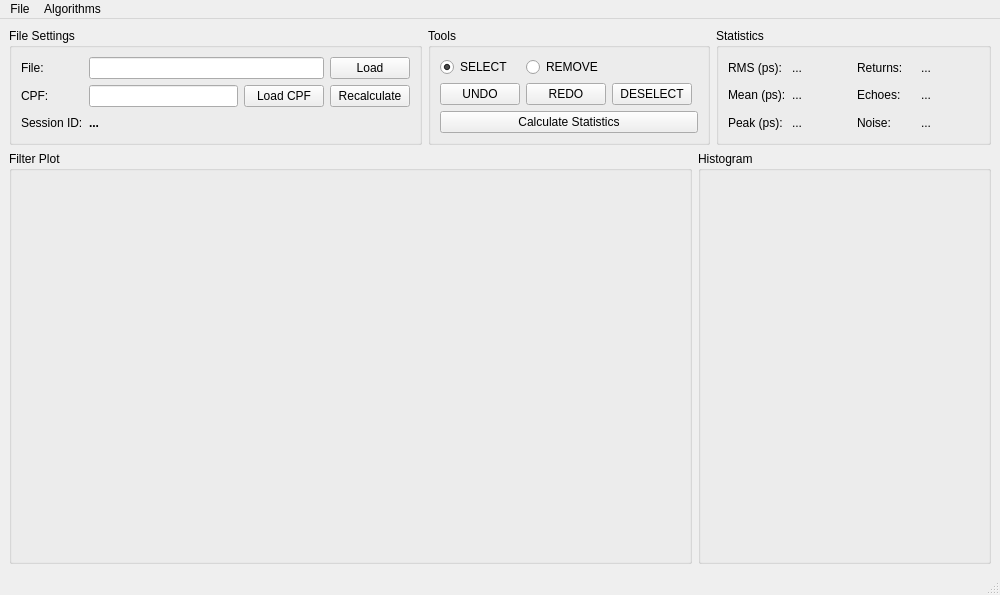
Above: Filter_Tool/form_mainwindow.ui from Tiranex/DegorasProject before the change. Below: the same form after it.
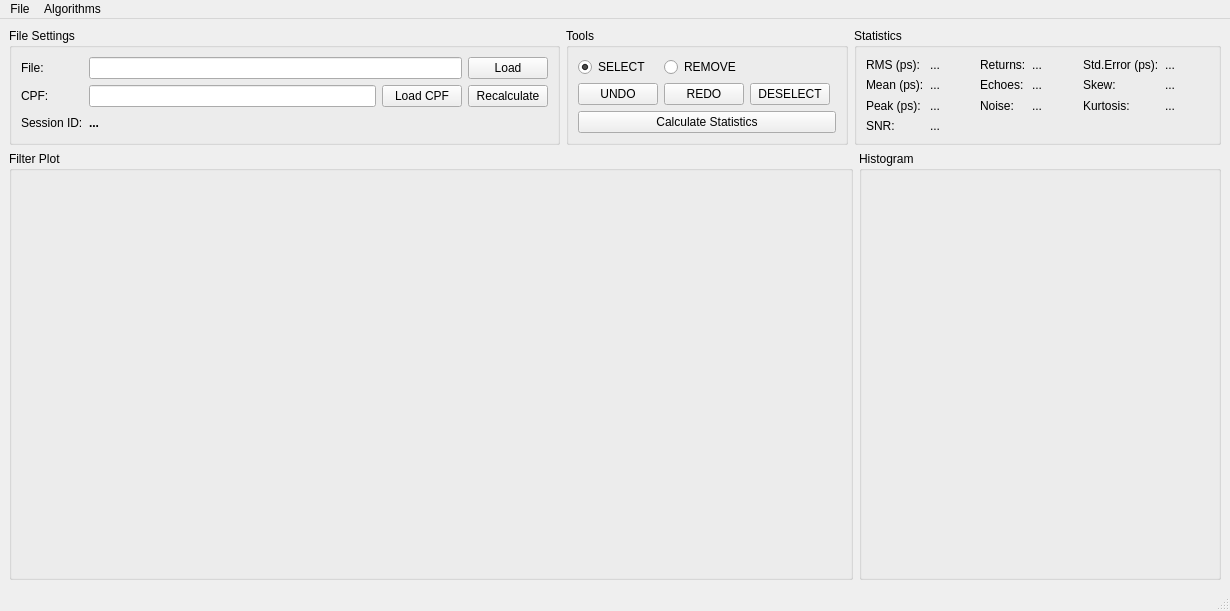
That is the form after the change. Custom widgets are drawn as their Qt base class.

Commit message: Arregladas estadísticas + nuevas estadísticas + copiar valores estadísticas

```diff
--- a/Filter_Tool/form_mainwindow.ui
+++ b/Filter_Tool/form_mainwindow.ui
@@ -6,8 +6,8 @@
    <rect>
     <x>0</x>
     <y>0</y>
-    <width>1000</width>
-    <height>595</height>
+    <width>1230</width>
+    <height>611</height>
    </rect>
   </property>
   <property name="windowTitle">
@@ -146,55 +146,41 @@
          <string>Statistics</string>
         </property>
         <layout class="QGridLayout" name="gridLayout_3">
-         <item row="2" column="1">
-          <widget class="QLabel" name="lbl_peak_ps">
+         <item row="0" column="5">
+          <widget class="QLabel" name="label_stderr">
            <property name="text">
-            <string>...</string>
+            <string>Std.Error (ps):</string>
            </property>
           </widget>
          </item>
-         <item row="1" column="0">
+         <item row="5" column="0">
+          <widget class="QLabel" name="label_peak">
+           <property name="text">
+            <string>Peak (ps):</string>
+           </property>
+          </widget>
+         </item>
+         <item row="4" column="0">
           <widget class="QLabel" name="label_mean">
            <property name="text">
             <string>Mean (ps):</string>
            </property>
           </widget>
          </item>
-         <item row="0" column="2">
-          <widget class="QLabel" name="label_returns">
-           <property name="text">
-            <string>Returns:</string>
-           </property>
-          </widget>
-         </item>
-         <item row="0" column="1">
-          <widget class="QLabel" name="lbl_rms_ps">
+         <item row="4" column="3">
+          <widget class="QLabel" name="lbl_echoes">
            <property name="text">
             <string>...</string>
            </property>
           </widget>
          </item>
-         <item row="1" column="2">
+         <item row="4" column="2">
           <widget class="QLabel" name="label_echoes">
            <property name="text">
             <string>Echoes:</string>
            </property>
           </widget>
          </item>
-         <item row="1" column="3">
-          <widget class="QLabel" name="lbl_echoes">
-           <property name="text">
-            <string>...</string>
-           </property>
-          </widget>
-         </item>
-         <item row="2" column="0">
-          <widget class="QLabel" name="label_peak">
-           <property name="text">
-            <string>Peak (ps):</string>
-           </property>
-          </widget>
-         </item>
          <item row="0" column="0">
           <widget class="QLabel" name="label_rms">
            <property name="text">
@@ -202,34 +188,104 @@
            </property>
           </widget>
          </item>
-         <item row="2" column="3">
-          <widget class="QLabel" name="lbl_noise">
-           <property name="text">
-            <string>...</string>
-           </property>
-          </widget>
-         </item>
-         <item row="1" column="1">
+         <item row="4" column="1">
           <widget class="QLabel" name="lbl_mean_ps">
            <property name="text">
             <string>...</string>
            </property>
           </widget>
          </item>
-         <item row="0" column="3">
-          <widget class="QLabel" name="lbl_returns">
+         <item row="5" column="5">
+          <widget class="QLabel" name="label_kurt">
+           <property name="text">
+            <string>Kurtosis:</string>
+           </property>
+          </widget>
+         </item>
+         <item row="4" column="5">
+          <widget class="QLabel" name="label_skew">
+           <property name="text">
+            <string>Skew:</string>
+           </property>
+          </widget>
+         </item>
+         <item row="0" column="2">
+          <widget class="QLabel" name="label_returns">
+           <property name="text">
+            <string>Returns:</string>
+           </property>
+          </widget>
+         </item>
+         <item row="5" column="3">
+          <widget class="QLabel" name="lbl_noise">
            <property name="text">
             <string>...</string>
            </property>
           </widget>
          </item>
-         <item row="2" column="2">
+         <item row="5" column="2">
           <widget class="QLabel" name="label_noise">
            <property name="text">
             <string>Noise:</string>
            </property>
           </widget>
          </item>
+         <item row="0" column="3">
+          <widget class="QLabel" name="lbl_returns">
+           <property name="text">
+            <string>...</string>
+           </property>
+          </widget>
+         </item>
+         <item row="5" column="1">
+          <widget class="QLabel" name="lbl_peak_ps">
+           <property name="text">
+            <string>...</string>
+           </property>
+          </widget>
+         </item>
+         <item row="0" column="1">
+          <widget class="QLabel" name="lbl_rms_ps">
+           <property name="text">
+            <string>...</string>
+           </property>
+          </widget>
+         </item>
+         <item row="6" column="0">
+          <widget class="QLabel" name="label_snr">
+           <property name="text">
+            <string>SNR:</string>
+           </property>
+          </widget>
+         </item>
+         <item row="0" column="6">
+          <widget class="QLabel" name="lbl_stderr">
+           <property name="text">
+            <string>...</string>
+           </property>
+          </widget>
+         </item>
+         <item row="4" column="6">
+          <widget class="QLabel" name="lbl_skew">
+           <property name="text">
+            <string>...</string>
+           </property>
+          </widget>
+         </item>
+         <item row="5" column="6">
+          <widget class="QLabel" name="lbl_kurt">
+           <property name="text">
+            <string>...</string>
+           </property>
+          </widget>
+         </item>
+         <item row="6" column="1">
+          <widget class="QLabel" name="lbl_snr">
+           <property name="text">
+            <string>...</string>
+           </property>
+          </widget>
+         </item>
         </layout>
        </widget>
       </item>
@@ -273,8 +329,8 @@
     <rect>
      <x>0</x>
      <y>0</y>
-     <width>1000</width>
-     <height>25</height>
+     <width>1230</width>
+     <height>22</height>
     </rect>
    </property>
    <widget class="QMenu" name="menuFile">
```
The commit also changes 2 other files.
